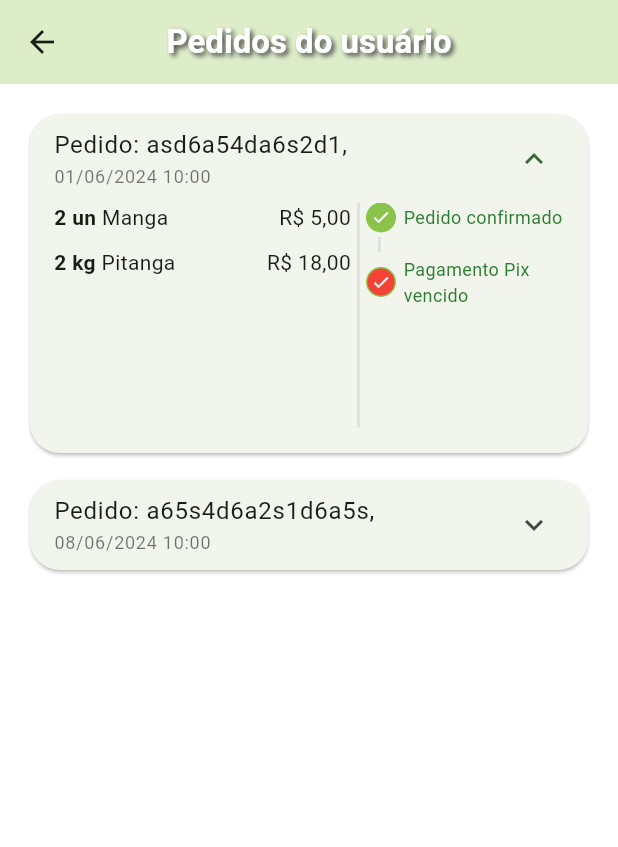
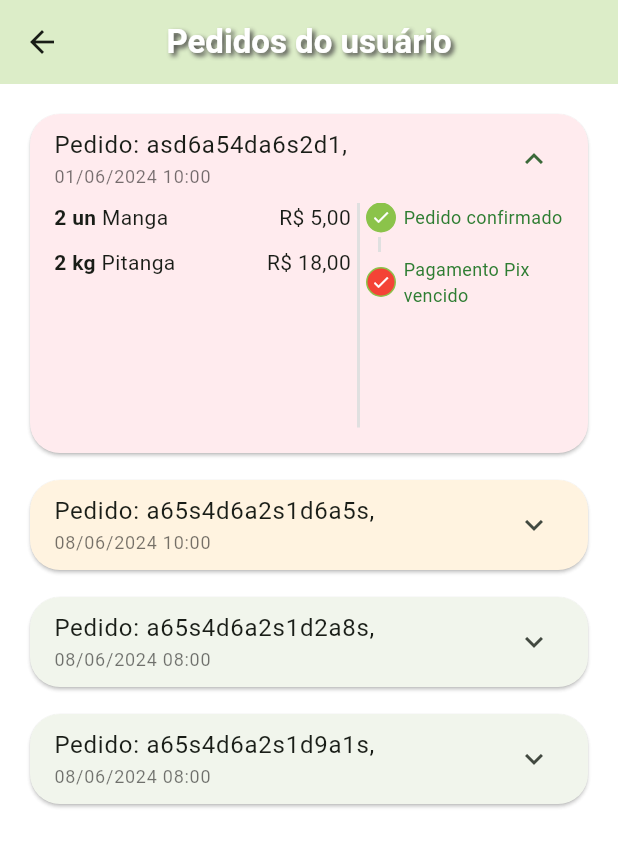
Before and after one commit to Miicchhel/FruitTrace, a Flutter app: the OrdersTab screen opened directly, after a tap on an icon or button, on a phone screen of 412 x 824 dp. Shown: the top 847 px of the screen. Run offline on Flutter 3.47's test engine with Material 3 defaults, Android fonts, the phone set to English and light mode, and no system bars; our stand-ins replace animated_text_kit, mask_text_input_formatter.

Commit message:
adicioanndo todos os outros status e colorindo os cards

```diff
--- a/lib/src/config/app_data.dart
+++ b/lib/src/config/app_data.dart
@@ -257,4 +257,44 @@ List<OrderModel> orders = [
       ),
     ],
   ),
+
+  // Pedido 03
+  OrderModel(
+    copyAndPaste: 'q1w2e3r4t5y6',
+    createdDateTime: DateTime.parse(
+      '2024-06-08 08:00:10.458',
+    ),
+    overdueDateTime: DateTime.parse(
+      '2024-06-08 09:00:10.458',
+    ),
+    id: 'a65s4d6a2s1d2a8s',
+    status: 'shipping',
+    total: 7.5,
+    items: [
+      CartItemModel(
+        item: abacaxi,
+        quantity: 1,
+      ),
+    ],
+  ),
+
+  // Pedido 04
+  OrderModel(
+    copyAndPaste: 'q1w2e3r4t5y6',
+    createdDateTime: DateTime.parse(
+      '2024-06-08 08:00:10.458',
+    ),
+    overdueDateTime: DateTime.parse(
+      '2024-06-08 09:00:10.458',
+    ),
+    id: 'a65s4d6a2s1d9a1s',
+    status: 'pending_payment',
+    total: 12.0,
+    items: [
+      CartItemModel(
+        item: morango,
+        quantity: 1,
+      ),
+    ],
+  ),
 ];
--- a/lib/src/pages/orders/components/order_status_widget.dart
+++ b/lib/src/pages/orders/components/order_status_widget.dart
@@ -47,7 +47,27 @@ class OrderStatusWidget extends StatelessWidget {
             title: 'Pagamento Pix vencido',
             backgroundColor: Colors.red,
           ),
-        ]
+        ] else ...[
+          _StatusDot(
+            isActive: currentStatus >= 2,
+            title: 'Pagamento',
+          ),
+          const _CustomDivider(),
+          _StatusDot(
+            isActive: currentStatus >= 3,
+            title: 'Preparando o pedido',
+          ),
+          const _CustomDivider(),
+          _StatusDot(
+            isActive: currentStatus >= 4,
+            title: 'Envio',
+          ),
+          const _CustomDivider(),
+          _StatusDot(
+            isActive: currentStatus >= 5,
+            title: 'Pedido entregue',
+          ),
+        ],
 
       ],
     );
--- a/lib/src/pages/orders/components/order_tile.dart
+++ b/lib/src/pages/orders/components/order_tile.dart
@@ -17,7 +17,14 @@ class OrderTile extends StatelessWidget {
 
   @override
   Widget build(BuildContext context) {
+
+    final checkIsOverdue = order.overdueDateTime.isBefore(DateTime.now());
+
     return Card(
+
+      color: order.status == 'pending_payment' && checkIsOverdue ? Colors.red[50] :
+              order.status == 'refunded' ? Colors.orange[50] : Colors.greenAccent[50],
+
       shape: RoundedRectangleBorder(
           borderRadius: BorderRadius.circular(
         20.0,
@@ -27,6 +34,7 @@ class OrderTile extends StatelessWidget {
         data: Theme.of(context).copyWith(dividerColor: Colors.transparent),
 
         child: ExpansionTile(
+          // initiallyExpanded: order.status == 'pending_payment',
           title: Column(
             mainAxisSize: MainAxisSize.min,
             crossAxisAlignment: CrossAxisAlignment.start,
@@ -40,14 +48,14 @@ class OrderTile extends StatelessWidget {
           ),
           childrenPadding: const EdgeInsets.fromLTRB(16, 0, 16, 16),
           children: [
-            SizedBox(
-              height: 150,
-              // divisor
+            IntrinsicHeight(
               child: Row(
                 children: [
                   // lado esquerdo: lista dos peidos
                   Expanded(
                     flex: 3,
+                    child: SizedBox(
+                      height: 150,
                       child: ListView(
                         children: order.items.map((orderItem) {
                           return _OrderItemWidget(
@@ -55,6 +63,7 @@ class OrderTile extends StatelessWidget {
                             orderItem: orderItem,
                           );
                         }).toList(),
+                      ),
                     ),
                   ),
 
@@ -70,7 +79,7 @@ class OrderTile extends StatelessWidget {
                     flex: 2,
                     child: OrderStatusWidget(
                       status: order.status,
-                      isOverdue: order.overdueDateTime.isBefore(DateTime.now()),
+                      isOverdue: checkIsOverdue,
                     ),
                   ),
                 ],
```
Lines whose indentation alone changed are shown as unchanged.
